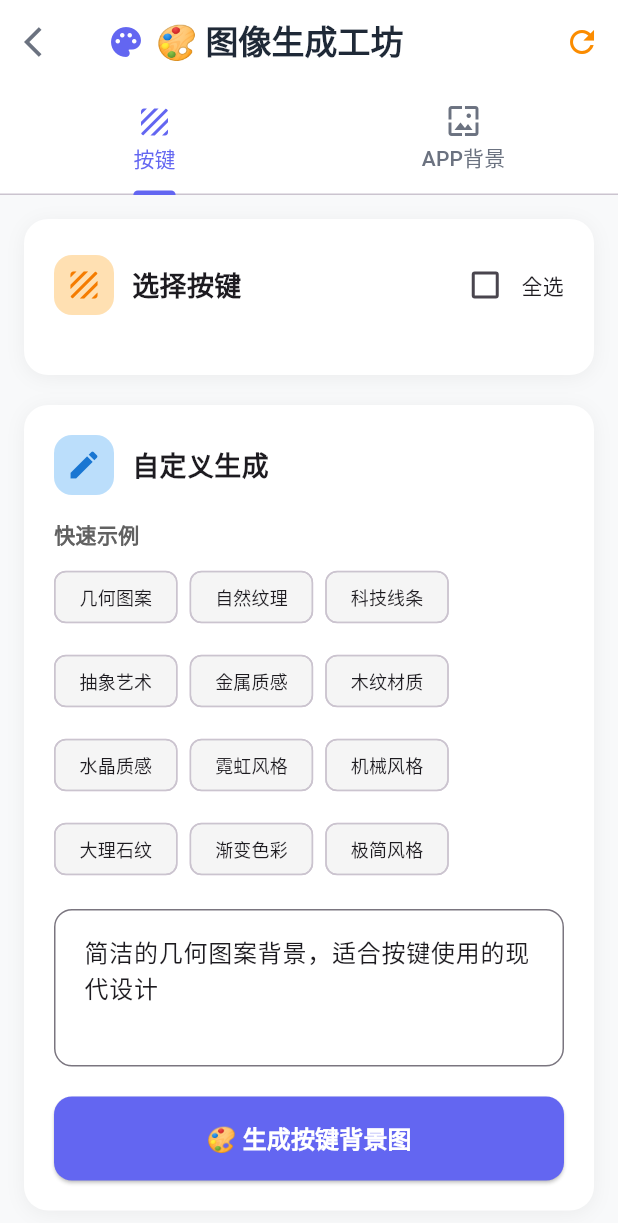
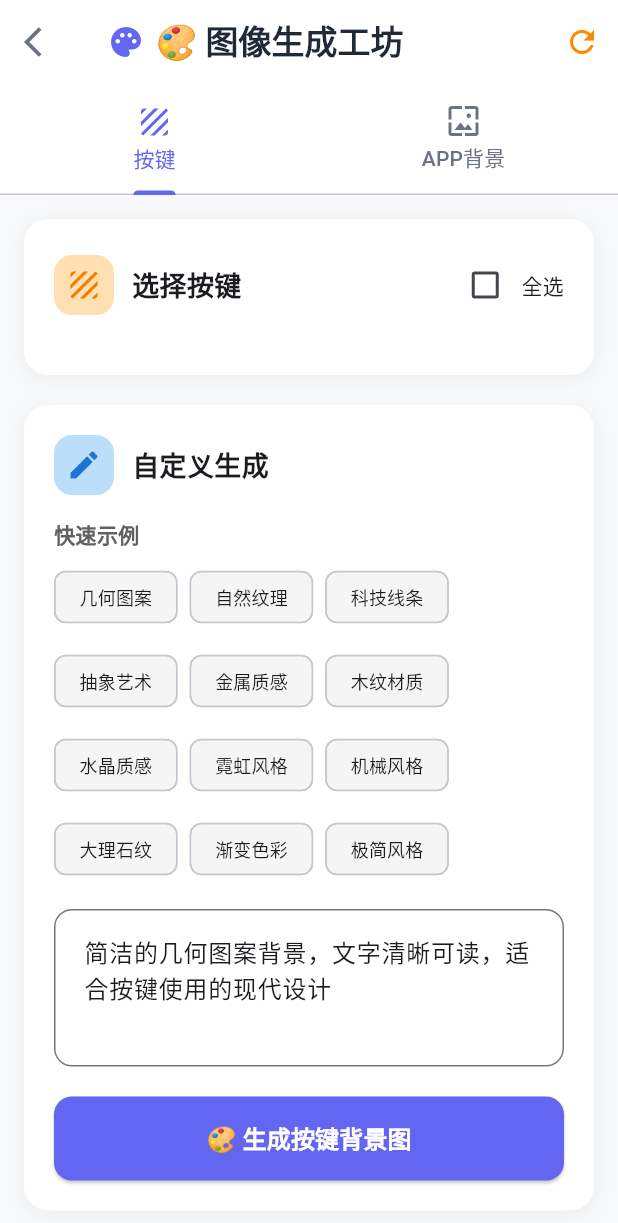
Before and after one commit to visionwise-nick/Queee-Calculator, a Flutter app: the ImageGenerationScreen screen opened directly with empty values, after a tap on "几何图案", on a phone screen of 412 x 824 dp. Shown: the top 1223 px of the screen. Run offline on Flutter 3.47's test engine with Material 3 defaults, Android fonts, the phone set to English and light mode, and no system bars; our stand-ins replace math_expressions, shared_preferences; accounts and stored records are empty; Roboto replaces fonts that are missing (SF Pro Display).

Commit message:
🔧【版本00096图像生成工坊进一步优化】修正按键背景图分辨率+修正透明度概念：
1️⃣ 按键背景图进一步优化：
   - 分辨率从64x64进一步降低到32x32，更适合按键显示
   - 生成时包含按键文字符号，提示词优化为'图案中要包含"[文字]"文字'
   - 更新快速示例提示词，强调文字清晰度和效果

2️⃣ 修正透明度概念：
   - 修正为控制按键和显示区域的透明度，而不是背景图
   - 背景图保持不透明(100%)，让背景图清晰可见
   - 按键透明度：让背景图透过按键显示
   - 显示区域透明度：让背景图透过显示区域显示
   - 在AppBackgroundConfig中新增displayOpacity属性

3️⃣ 用户界面优化：
   - 更新透明度控制标签：'界面透明度控制'
   - 分别显示：'显示区域透明度'和'按键透明度'
   - 图标更新：显示区域用monitor图标，按键用keyboard图标
   - 应用背景时显示正确的透明度设置信息

解决用户反馈：按键背景图分辨率过高+透明度概念错误，现在可以看见隐隐约约的背景图效果

```diff
--- a/lib/models/calculator_dsl.dart
+++ b/lib/models/calculator_dsl.dart
@@ -9,7 +9,8 @@ class AppBackgroundConfig {
   final List<String>? backgroundGradient;
   final String? backgroundPattern;
   final double? backgroundOpacity;
-  final double? buttonOpacity; // 🔧 新增：按键透明度控制
+  final double? buttonOpacity; // �� 新增：按键透明度控制
+  final double? displayOpacity; // 🔧 新增：显示区域透明度控制
   final String? backgroundBlendMode; // multiply, overlay, screen, etc.
   final bool? parallaxEffect;
   final double? parallaxIntensity;
@@ -22,6 +23,7 @@ class AppBackgroundConfig {
     this.backgroundPattern,
     this.backgroundOpacity = 1.0,
     this.buttonOpacity = 1.0, // 🔧 新增：默认按键透明度为100%
+    this.displayOpacity = 1.0, // 🔧 新增：默认显示区域透明度为100%
     this.backgroundBlendMode,
     this.parallaxEffect = false,
     this.parallaxIntensity = 0.1,
@@ -36,6 +38,7 @@ class AppBackgroundConfig {
       backgroundPattern: json['backgroundPattern'] as String?,
       backgroundOpacity: (json['backgroundOpacity'] as num?)?.toDouble() ?? 1.0,
       buttonOpacity: (json['buttonOpacity'] as num?)?.toDouble() ?? 1.0, // 🔧 新增
+      displayOpacity: (json['displayOpacity'] as num?)?.toDouble() ?? 1.0, // 🔧 新增
       backgroundBlendMode: json['backgroundBlendMode'] as String?,
       parallaxEffect: json['parallaxEffect'] as bool? ?? false,
       parallaxIntensity: (json['parallaxIntensity'] as num?)?.toDouble() ?? 0.1,
@@ -51,6 +54,7 @@ class AppBackgroundConfig {
       'backgroundPattern': backgroundPattern,
       'backgroundOpacity': backgroundOpacity,
       'buttonOpacity': buttonOpacity, // 🔧 新增
+      'displayOpacity': displayOpacity, // 🔧 新增
       'backgroundBlendMode': backgroundBlendMode,
       'parallaxEffect': parallaxEffect,
       'parallaxIntensity': parallaxIntensity,
@@ -65,6 +69,7 @@ class AppBackgroundConfig {
     String? backgroundPattern,
     double? backgroundOpacity,
     double? buttonOpacity, // 🔧 新增
+    double? displayOpacity, // 🔧 新增
     String? backgroundBlendMode,
     bool? parallaxEffect,
     double? parallaxIntensity,
@@ -77,6 +82,7 @@ class AppBackgroundConfig {
       backgroundPattern: backgroundPattern ?? this.backgroundPattern,
       backgroundOpacity: backgroundOpacity ?? this.backgroundOpacity,
       buttonOpacity: buttonOpacity ?? this.buttonOpacity, // 🔧 新增
+      displayOpacity: displayOpacity ?? this.displayOpacity, // 🔧 新增
       backgroundBlendMode: backgroundBlendMode ?? this.backgroundBlendMode,
       parallaxEffect: parallaxEffect ?? this.parallaxEffect,
       parallaxIntensity: parallaxIntensity ?? this.parallaxIntensity,
--- a/lib/screens/image_generation_screen.dart
+++ b/lib/screens/image_generation_screen.dart
@@ -30,9 +30,9 @@ class _ImageGenerationScreenState extends State<ImageGenerationScreen>
   bool _isGeneratingButtonBg = false;
   String? _generatedAppBgUrl;
 
-  // 🔧 新增：透明度控制变量
-  double _backgroundOpacity = 0.7; // 背景透明度
-  double _buttonOpacity = 0.7;     // 按键透明度
+  // 🔧 修正透明度控制变量概念
+  double _buttonOpacity = 0.7;     // 按键透明度 - 让背景图可以透过来
+  double _displayOpacity = 0.7;    // 显示区域透明度 - 让背景图可以透过来
 
   // 按键背景图相关状态
   Set<String> _selectedButtonBgIds = {}; // 多选按键ID集合（按键背景图）
@@ -392,9 +392,9 @@ class _ImageGenerationScreenState extends State<ImageGenerationScreen>
             ),
             const SizedBox(height: 20),
 
-            // 🔧 新增：透明度控制区域
+            // 🔧 修正透明度控制区域
             Text(
-              '透明度控制',
+              '界面透明度控制',
               style: TextStyle(
                 fontWeight: FontWeight.w600,
                 color: Colors.grey.shade700,
@@ -402,26 +402,26 @@ class _ImageGenerationScreenState extends State<ImageGenerationScreen>
             ),
             const SizedBox(height: 12),
 
-            // 背景透明度滑块
+            // 显示区域透明度滑块
             Row(
               children: [
-                Icon(Icons.wallpaper, color: Colors.grey.shade600, size: 20),
+                Icon(Icons.monitor, color: Colors.grey.shade600, size: 20),
                 const SizedBox(width: 8),
-                Text('背景透明度', style: TextStyle(color: Colors.grey.shade700)),
+                Text('显示区域透明度', style: TextStyle(color: Colors.grey.shade700)),
                 const Spacer(),
-                Text('${(_backgroundOpacity * 100).round()}%',
+                Text('${(_displayOpacity * 100).round()}%',
                      style: TextStyle(color: Colors.grey.shade700, fontWeight: FontWeight.w600)),
               ],
             ),
             Slider(
-              value: _backgroundOpacity,
+              value: _displayOpacity,
               min: 0.1,
               max: 1.0,
               divisions: 9,
               activeColor: const Color(0xFF6366F1),
               onChanged: (value) {
                 setState(() {
-                  _backgroundOpacity = value;
+                  _displayOpacity = value;
                 });
               },
             ),
@@ -921,18 +921,18 @@ class _ImageGenerationScreenState extends State<ImageGenerationScreen>
                   label: Text(example, style: const TextStyle(fontSize: 12)),
                   onPressed: () {
                     String prompt = '';
-                    if (example.contains('几何图案')) prompt = '简洁的几何图案背景，适合按键使用的现代设计';
-                    else if (example.contains('自然纹理')) prompt = '自然纹理背景，叶子或水波纹理，清新自然风格';
-                    else if (example.contains('科技线条')) prompt = '科技感线条图案，未来主义设计风格';
-                    else if (example.contains('抽象艺术')) prompt = '抽象艺术图案，色彩丰富的创意设计';
-                    else if (example.contains('金属质感')) prompt = '金属质感纹理，工业风格的按键背景';
-                    else if (example.contains('木纹材质')) prompt = '真实木纹纹理，自然温暖的木质感';
-                    else if (example.contains('水晶质感')) prompt = '透明水晶质感，带有光泽和折射效果的现代设计';
-                    else if (example.contains('霓虹风格')) prompt = '霓虹灯风格，充满活力的发光效果，适合动感按键';
-                    else if (example.contains('机械风格')) prompt = '机械工业风格，齿轮和螺丝纹理，精密感设计';
-                    else if (example.contains('大理石纹')) prompt = '优雅的大理石纹理，自然石材质感，高档奢华风格';
-                    else if (example.contains('渐变色彩')) prompt = '平滑的渐变色彩，现代时尚的色彩过渡效果';
-                    else if (example.contains('极简风格')) prompt = '极简主义设计，纯净的色彩和线条，现代简约风格';
+                    if (example.contains('几何图案')) prompt = '简洁的几何图案背景，文字清晰可读，适合按键使用的现代设计';
+                    else if (example.contains('自然纹理')) prompt = '自然纹理背景，叶子或水波纹理，清新自然风格，确保文字清晰';
+                    else if (example.contains('科技线条')) prompt = '科技感线条图案，未来主义设计风格，文字突出显示';
+                    else if (example.contains('抽象艺术')) prompt = '抽象艺术图案，色彩丰富的创意设计，文字对比度高';
+                    else if (example.contains('金属质感')) prompt = '金属质感纹理，工业风格的按键背景，文字有光泽效果';
+                    else if (example.contains('木纹材质')) prompt = '真实木纹纹理，自然温暖的木质感，文字清晰可见';
+                    else if (example.contains('水晶质感')) prompt = '透明水晶质感，带有光泽和折射效果的现代设计，文字有反光效果';
+                    else if (example.contains('霓虹风格')) prompt = '霓虹灯风格，充满活力的发光效果，适合动感按键，文字发光';
+                    else if (example.contains('机械风格')) prompt = '机械工业风格，齿轮和螺丝纹理，精密感设计，文字有金属感';
+                    else if (example.contains('大理石纹')) prompt = '优雅的大理石纹理，自然石材质感，高档奢华风格，文字有质感';
+                    else if (example.contains('渐变色彩')) prompt = '平滑的渐变色彩，现代时尚的色彩过渡效果，文字有渐变效果';
+                    else if (example.contains('极简风格')) prompt = '极简主义设计，纯净的色彩和线条，现代简约风格，文字简洁明了';
                     _buttonPatternPromptController.text = prompt;
                   },
                   backgroundColor: Colors.grey.shade100,
@@ -946,7 +946,7 @@ class _ImageGenerationScreenState extends State<ImageGenerationScreen>
               controller: _buttonPatternPromptController,
               maxLines: 3,
               decoration: InputDecoration(
-                hintText: '描述你想要的按键背景图案...\n例如：简洁的几何图案，适合计算器按键的现代设计',
+                hintText: '描述你想要的按键背景图案...\n例如：简洁的几何图案，适合计算器按键的现代设计\n\n🔧 注意：生成的图案会包含按键文字符号',
                 border: OutlineInputBorder(
                   borderRadius: BorderRadius.circular(12),
                   borderSide: BorderSide(color: Colors.grey.shade300),
@@ -1051,13 +1051,14 @@ class _ImageGenerationScreenState extends State<ImageGenerationScreen>
 
     for (int i = 0; i < selectedButtons.length; i++) {
       final button = selectedButtons[i];
-      final prompt = '$basePrompt - 为按键"${button.label}"生成背景图案';
+      // 🔧 包含按键文字符号的提示词
+      final prompt = '$basePrompt - 为按键"${button.label}"生成背景图案，图案中要包含"${button.label}"文字';
 
       try {
         final result = await AIService.generatePattern(
           prompt: prompt,
           style: 'minimal',
-          size: '64x64', // 🔧 降低分辨率，从128x128改为64x64，更适合按键显示
+          size: '32x32', // 🔧 进一步降低分辨率到32x32，更适合按键显示
         );
 
         if (result['success'] == true && result['pattern_url'] != null) {
@@ -1211,8 +1212,9 @@ class _ImageGenerationScreenState extends State<ImageGenerationScreen>
     final newAppBackground = AppBackgroundConfig(
       backgroundImageUrl: _generatedAppBgUrl,
       backgroundType: 'image',
-      backgroundOpacity: _backgroundOpacity, // 🔧 使用透明度变量
-      buttonOpacity: _buttonOpacity,    // 🔧 使用透明度变量
+      backgroundOpacity: 1.0, // 🔧 背景图保持不透明，让背景图清晰可见
+      buttonOpacity: _buttonOpacity,    // 🔧 按键透明度，让背景图透过来
+      displayOpacity: _displayOpacity,  // 🔧 显示区域透明度，让背景图透过来
     );
 
     final updatedConfig = CalculatorConfig(
@@ -1233,7 +1235,7 @@ class _ImageGenerationScreenState extends State<ImageGenerationScreen>
 
     ScaffoldMessenger.of(context).showSnackBar(
       SnackBar(
-        content: Text('✅ 背景已应用！背景透明度：${(_backgroundOpacity * 100).round()}%，按键透明度：${(_buttonOpacity * 100).round()}%'),
+        content: Text('✅ 背景已应用！按键透明度：${(_buttonOpacity * 100).round()}%，显示区域透明度：${(_displayOpacity * 100).round()}%'),
         backgroundColor: Colors.green,
       ),
     );
```
